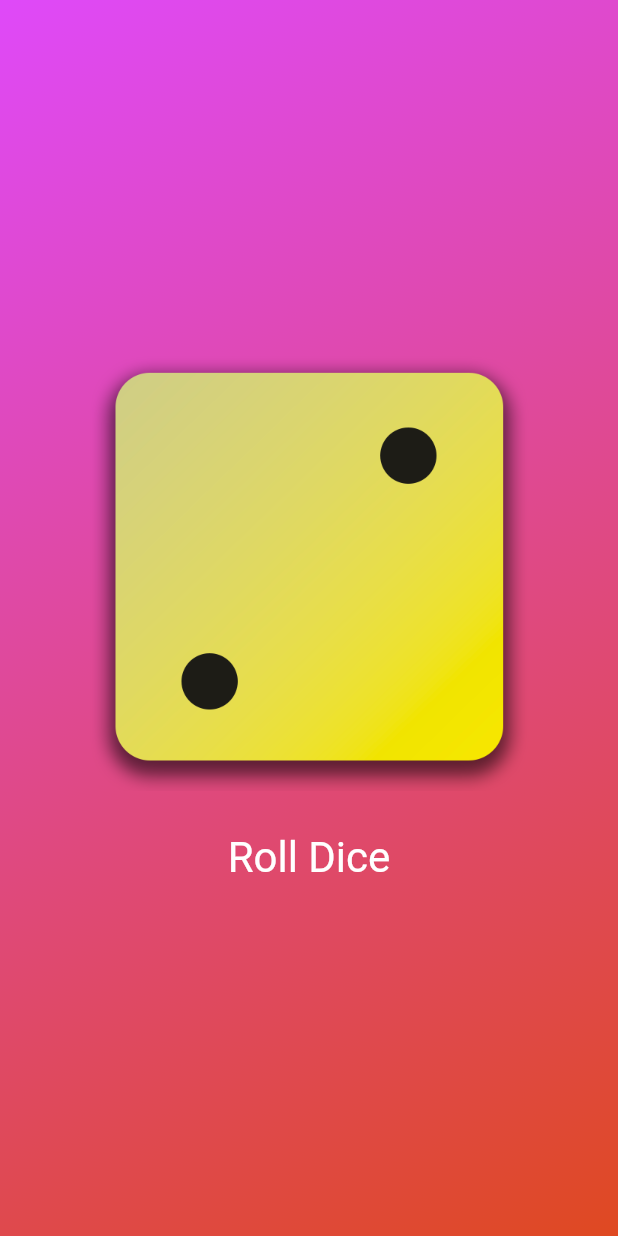
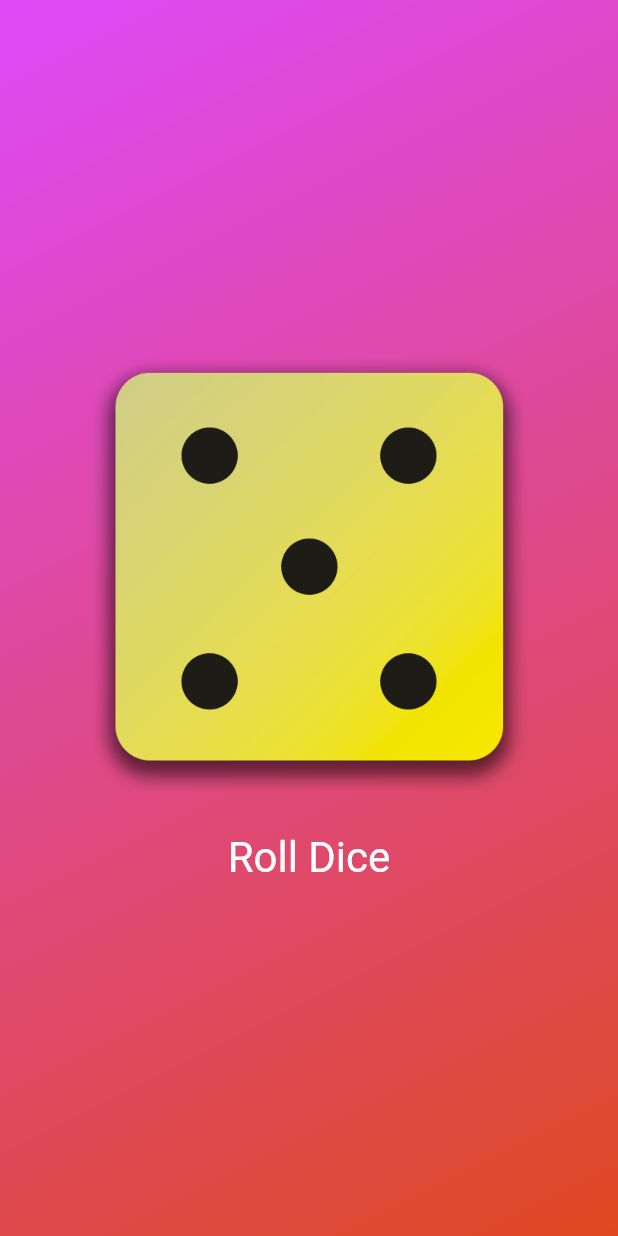
Before and after one commit to frostedCupcake/learningdart, a Flutter app: the screen it shows after launch, after a tap on "Roll Dice", on a phone screen of 412 x 824 dp. Run offline on Flutter 3.47's test engine with Material 2 defaults, Android fonts, the phone set to English and light mode, and no system bars.

Commit message:
added statefull dice roller widget

```diff
--- /dev/null
+++ b/lib/dice_roller.dart
@@ -0,0 +1,46 @@
+import 'dart:math';
+
+import 'package:flutter/material.dart';
+
+final randomizer = Random();
+
+class DiceRoller extends StatefulWidget {
+  const DiceRoller({super.key});
+  @override
+  State<DiceRoller> createState() {
+    return _DiceRollerState();
+  }
+}
+
+class _DiceRollerState extends State<DiceRoller> {
+  var diceImage = 'assets/images/dice-2.png';
+  void rollDice() {
+    var randomNumber = randomizer.nextInt(6) + 1;
+    setState(() {
+      diceImage = 'assets/images/dice-$randomNumber.png';
+    });
+  }
+
+  @override
+  Widget build(context) {
+    return Column(
+      mainAxisSize: MainAxisSize.min,
+      children: [
+        Image.asset(
+          diceImage,
+          width: 300,
+        ),
+        const SizedBox(
+          height: 20,
+        ),
+        TextButton(
+            onPressed: rollDice,
+            style: TextButton.styleFrom(
+              foregroundColor: Colors.white,
+              textStyle: const TextStyle(fontSize: 28),
+            ),
+            child: const Text("Roll Dice"))
+      ],
+    );
+  }
+}
--- a/lib/gradient_container.dart
+++ b/lib/gradient_container.dart
@@ -1,4 +1,5 @@
 import 'package:flutter/material.dart';
+import 'package:learningdart/dice_roller.dart';
 
 var startAllignment = Alignment.topLeft;
 
@@ -19,27 +20,7 @@ class GradientContainer extends StatelessWidget {
           end: Alignment.bottomRight,
         ),
       ),
-      child: Center(
-        child: Column(
-          mainAxisSize: MainAxisSize.min,
-          children: [
-            Image.asset(
-              'assets/images/dice-2.png',
-              width: 300,
-            ),
-            const SizedBox(
-              height: 20,
-            ),
-            TextButton(
-                onPressed: rollDice,
-                style: TextButton.styleFrom(
-                  foregroundColor: Colors.white,
-                  textStyle: const TextStyle(fontSize: 28),
-                ),
-                child: const Text("Roll Dice"))
-          ],
-        ),
-      ),
+      child: const Center(child: DiceRoller()),
     );
   }
 }
```
